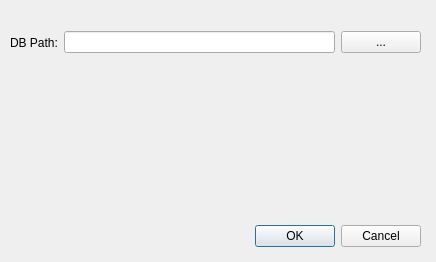
The window that optionsdialog.ui (plainoldprogrammer/yasm) describes before a commit, drawn with Qt 5.
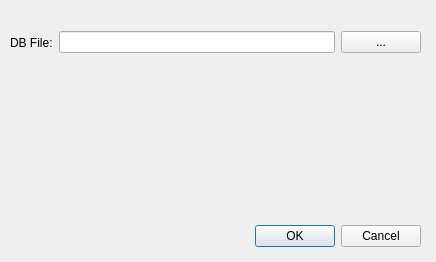
The same window after the commit.

Commit message: indicating that is the db file path instead db path in the options dialog

The edit to the form file:
```diff
--- a/optionsdialog.ui
+++ b/optionsdialog.ui
@@ -42,7 +42,7 @@
     <item>
      <widget class="QLabel" name="labelDbPath">
       <property name="text">
-       <string>DB Path:</string>
+       <string>DB File:</string>
       </property>
      </widget>
     </item>
```
The commit also changes 4 other files.
